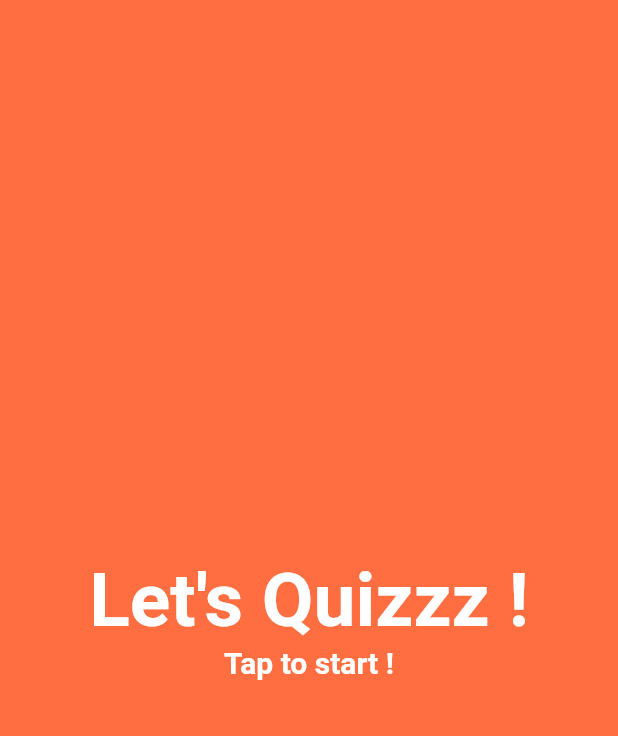
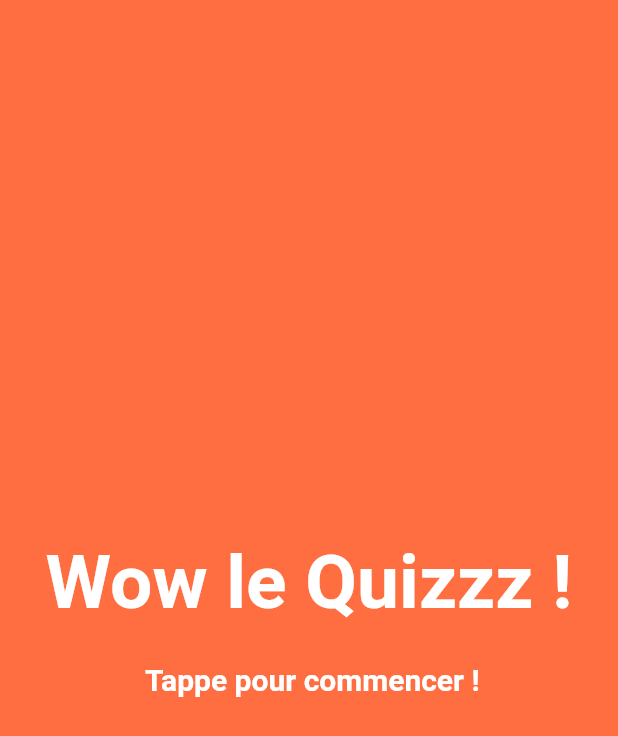
Before and after one commit to maloderivals/quizz, a Flutter app: the screen it shows after launch, on a phone screen of 412 x 824 dp. Shown: the top 736 px of the screen. Run offline on Flutter 3.47's test engine with Material 2 defaults, Android fonts, the phone set to English and light mode, and no system bars.

Commit message:
cesar t bo

```diff
--- a/lib/UI/answerButton.dart
+++ b/lib/UI/answerButton.dart
@@ -19,7 +19,7 @@ class AnswerButton extends StatelessWidget{
                   border: new Border.all(color: Colors.white, width: 5.0)
                 ),
                 padding: new EdgeInsets.all(20.0),
-                child: new Text(_answer ? "True" : "False", style: new TextStyle(color: Colors.white, fontSize: 50.0, fontWeight: FontWeight.bold, fontStyle: FontStyle.italic)),
+                child: new Text(_answer ? "Vrai" : "Faux", style: new TextStyle(color: Colors.white, fontSize: 50.0, fontWeight: FontWeight.bold, fontStyle: FontStyle.italic)),
               )
           ),
         ),
--- a/lib/UI/correctWrong_overlay.dart
+++ b/lib/UI/correctWrong_overlay.dart
@@ -50,7 +50,7 @@ class CorrectWrongOverlayState extends State<CorrectWrongOverlay> with SingleTic
                 )
               ),
             new Padding(padding: new EdgeInsets.only(bottom: 20.0)),
-            new Text(widget._isCorrect ? "Correct !" : "Wrong !", style: new TextStyle(color: Colors.white, fontSize: 30))
+            new Text(widget._isCorrect ? "Bonne réponse !" : "Mauvaise réponse !", style: new TextStyle(color: Colors.white, fontSize: 30))
           ],
         ),
       ),
--- a/lib/UI/questionText.dart
+++ b/lib/UI/questionText.dart
@@ -48,7 +48,7 @@ class QuestionTextState extends State<QuestionText> with SingleTickerProviderSta
       child: new Padding(
         padding: new EdgeInsets.symmetric(vertical: 30.0),
         child: new Center(
-          child: new Text("Statement " + widget._questionNumber.toString() + ": " + widget._question.toString(),
+          child: new Text("Question " + widget._questionNumber.toString() + ": " + widget._question.toString(),
             style: new TextStyle(fontSize: _fontSizeAnimation.value * 15),
           ),
         ),
--- a/lib/pages/landing_page.dart
+++ b/lib/pages/landing_page.dart
@@ -11,8 +11,8 @@ class LandingPage extends StatelessWidget {
           child: new Column(
             mainAxisAlignment: MainAxisAlignment.center,
             children: <Widget>[
-              new Text("Let's Quizzz !", style: new TextStyle(color: Colors.white, fontSize: 50.0, fontWeight: FontWeight.bold)),
-              new Text("Tap to start !", style: new TextStyle(color: Colors.white, fontSize: 20.0, fontWeight: FontWeight.bold))
+              new Text("Wow le Quizzz !", style: new TextStyle(color: Colors.white, fontSize: 50.0, fontWeight: FontWeight.bold)),
+              new Text("\n Tappe pour commencer !", style: new TextStyle(color: Colors.white, fontSize: 20.0, fontWeight: FontWeight.bold))
             ],
         ),
       )
--- a/lib/pages/scorePage.dart
+++ b/lib/pages/scorePage.dart
@@ -15,7 +15,7 @@ class ScorePage extends StatelessWidget{
       child: new Column(
         mainAxisAlignment: MainAxisAlignment.center,
         children: <Widget>[
-          new Text("Your score: ", style: new TextStyle(color: Colors.white, fontSize: 50.0, fontWeight: FontWeight.bold),),
+          new Text("Ton score: ", style: new TextStyle(color: Colors.white, fontSize: 50.0, fontWeight: FontWeight.bold),),
           new Text(_score.toString() + "/" + _total.toString(), style: new TextStyle(color: Colors.white, fontSize: 50.0, fontWeight: FontWeight.bold)),
           new Padding(padding: new EdgeInsets.only(top: 50.0)),
           new Row(
```
Also changed, not shown: lib/utils/quizz.dart (+5 -3 lines).
